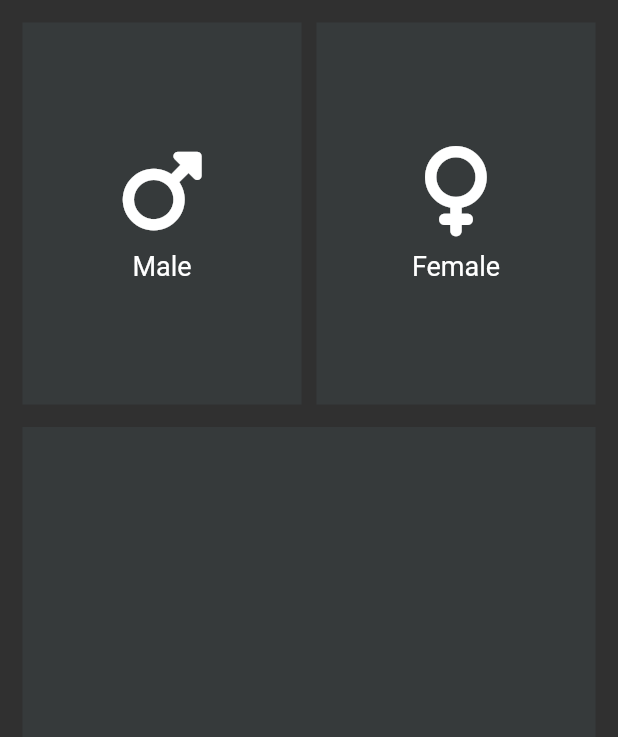
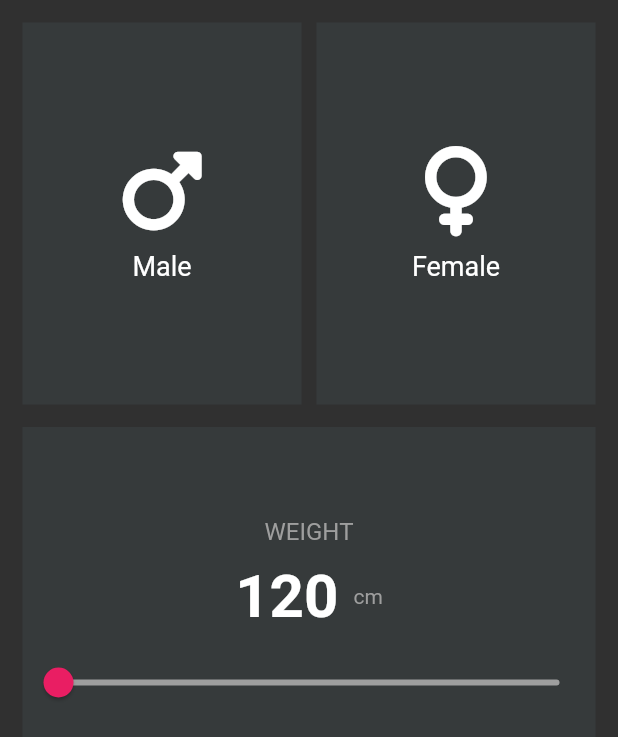
Before and after one commit to sammyodiagbe/bmi_calculator, a Flutter app: the screen it shows after launch, on a phone screen of 412 x 824 dp. Shown: the top 737 px of the screen. Run offline on Flutter 3.47's test engine with Material 2 defaults, Android fonts, the phone set to English and light mode, and no system bars; our stand-ins replace font_awesome_flutter.

Commit message:
working on a little functionality

```diff
--- a/lib/bmi.dart
+++ b/lib/bmi.dart
@@ -2,6 +2,21 @@ import 'package:flutter/material.dart';
 import 'package:font_awesome_flutter/font_awesome_flutter.dart';
 
 const defaultBackgroundColor = Color.fromARGB(255, 54, 58, 59);
+const textTitleStyle = TextStyle(
+  fontSize: 16,
+  color: Colors.grey,
+);
+
+const numbersTextStyle = TextStyle(
+  fontSize: 40,
+  fontWeight: FontWeight.bold,
+  color: Colors.white,
+);
+
+const subTextStyle = TextStyle(
+  fontSize: 14,
+  color: Colors.grey,
+);
 
 class BMI extends StatefulWidget {
   const BMI({Key? key}) : super(key: key);
@@ -11,6 +26,8 @@ class BMI extends StatefulWidget {
 }
 
 class BMIState extends State<BMI> {
+  int _currentSliderValue = 120;
+
   @override
   Widget build(BuildContext context) {
     return SafeArea(
@@ -76,6 +93,64 @@ class BMIState extends State<BMI> {
               Expanded(
                 child: Container(
                     width: double.infinity,
+                    // child: Align(
+                    //   alignment: Alignment.center,
+                    //   child: Slider(
+                    //     value: _currentSliderValue,
+                    //     min: 0,
+                    //     max: 100,
+                    //     thumbColor: Colors.pink,
+                    //     activeColor: Colors.pink,
+                    //     inactiveColor: Colors.grey,
+                    //     onChanged: (double value) {
+                    //       setState(() {
+                    //         _currentSliderValue = value;
+                    //       });
+                    //     },
+                    //   ),
+
+                    child: Column(
+                      mainAxisAlignment: MainAxisAlignment.center,
+                      children: [
+                        Text(
+                          'WEIGHT',
+                          style: textTitleStyle,
+                        ),
+                        SizedBox(height: 10),
+                        Row(
+                          mainAxisAlignment: MainAxisAlignment.center,
+                          children: [
+                            Text(
+                              _currentSliderValue.toString(),
+                              style: numbersTextStyle,
+                            ),
+                            SizedBox(
+                              width: 10,
+                            ),
+                            Text(
+                              'cm',
+                              style: subTextStyle,
+                            )
+                          ],
+                        ),
+                        SizedBox(
+                          height: 10,
+                        ),
+                        Slider(
+                          value: _currentSliderValue.toDouble(),
+                          min: 120,
+                          max: 220,
+                          thumbColor: Colors.pink,
+                          activeColor: Colors.pink,
+                          inactiveColor: Colors.grey,
+                          onChanged: (double value) {
+                            setState(() {
+                              _currentSliderValue = value.round();
+                            });
+                          },
+                        ),
+                      ],
+                    ),
                     decoration: BoxDecoration(
                       color: defaultBackgroundColor,
                     )),
```
